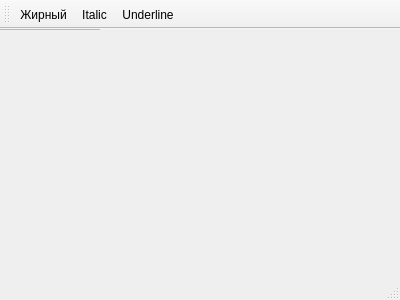
The window that examples/reactor/mainwindow.ui (govorilka/fireworks) describes before a commit, drawn with Qt 5.
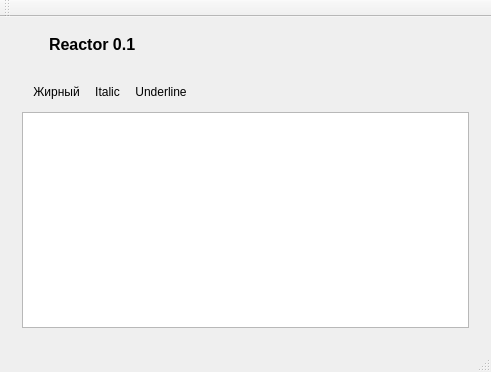
The same window after the commit. The open tabs and pages were chosen to show the change. Icons and pictures are not drawn.

Commit message: Reactor: Added action add and delete folder

```diff
--- a/examples/reactor/mainwindow.ui
+++ b/examples/reactor/mainwindow.ui
@@ -6,14 +6,89 @@
    <rect>
     <x>0</x>
     <y>0</y>
-    <width>400</width>
-    <height>300</height>
+    <width>491</width>
+    <height>372</height>
    </rect>
   </property>
   <property name="windowTitle">
    <string>Reactor 0.1</string>
   </property>
-  <widget class="QTextEdit" name="centralWidget"/>
+  <widget class="QWidget" name="centralWidget">
+   <layout class="QVBoxLayout" name="verticalLayout">
+    <item>
+     <layout class="QHBoxLayout" name="horizontalLayout">
+      <item>
+       <widget class="QLabel" name="nodeIcon">
+        <property name="minimumSize">
+         <size>
+          <width>32</width>
+          <height>32</height>
+         </size>
+        </property>
+        <property name="maximumSize">
+         <size>
+          <width>32</width>
+          <height>32</height>
+         </size>
+        </property>
+        <property name="baseSize">
+         <size>
+          <width>32</width>
+          <height>32</height>
+         </size>
+        </property>
+        <property name="text">
+         <string/>
+        </property>
+        <property name="pixmap">
+         <pixmap resource="reactor.qrc">:/reactor/images/dataedit/database.png</pixmap>
+        </property>
+       </widget>
+      </item>
+      <item>
+       <widget class="QLabel" name="nodeTitle">
+        <property name="font">
+         <font>
+          <pointsize>12</pointsize>
+          <weight>75</weight>
+          <bold>true</bold>
+         </font>
+        </property>
+        <property name="text">
+         <string>Reactor 0.1</string>
+        </property>
+        <property name="textFormat">
+         <enum>Qt::PlainText</enum>
+        </property>
+       </widget>
+      </item>
+     </layout>
+    </item>
+    <item>
+     <widget class="QStackedWidget" name="stackedWidget">
+      <property name="currentIndex">
+       <number>0</number>
+      </property>
+      <widget class="QWidget" name="pageDatabase"/>
+      <widget class="QWidget" name="pageTheme"/>
+      <widget class="QWidget" name="pageQuestion">
+       <layout class="QVBoxLayout" name="verticalLayout_2">
+        <item>
+         <widget class="QToolBar" name="textEditTools">
+          <addaction name="actionBold"/>
+          <addaction name="actionItalic"/>
+          <addaction name="actionUnderline"/>
+         </widget>
+        </item>
+        <item>
+         <widget class="QTextEdit" name="textEdit"/>
+        </item>
+       </layout>
+      </widget>
+     </widget>
+    </item>
+   </layout>
+  </widget>
   <widget class="QMenuBar" name="menuBar">
    <property name="geometry">
     <rect>
@@ -31,9 +106,6 @@
    <attribute name="toolBarBreak">
     <bool>false</bool>
    </attribute>
-   <addaction name="actionBold"/>
-   <addaction name="actionItalic"/>
-   <addaction name="actionUnderline"/>
   </widget>
   <widget class="QStatusBar" name="statusBar"/>
   <action name="actionBold">
```
Left out of the diff: 2 changed lines with no effect on the pictures. The commit also changes 15 other files.
